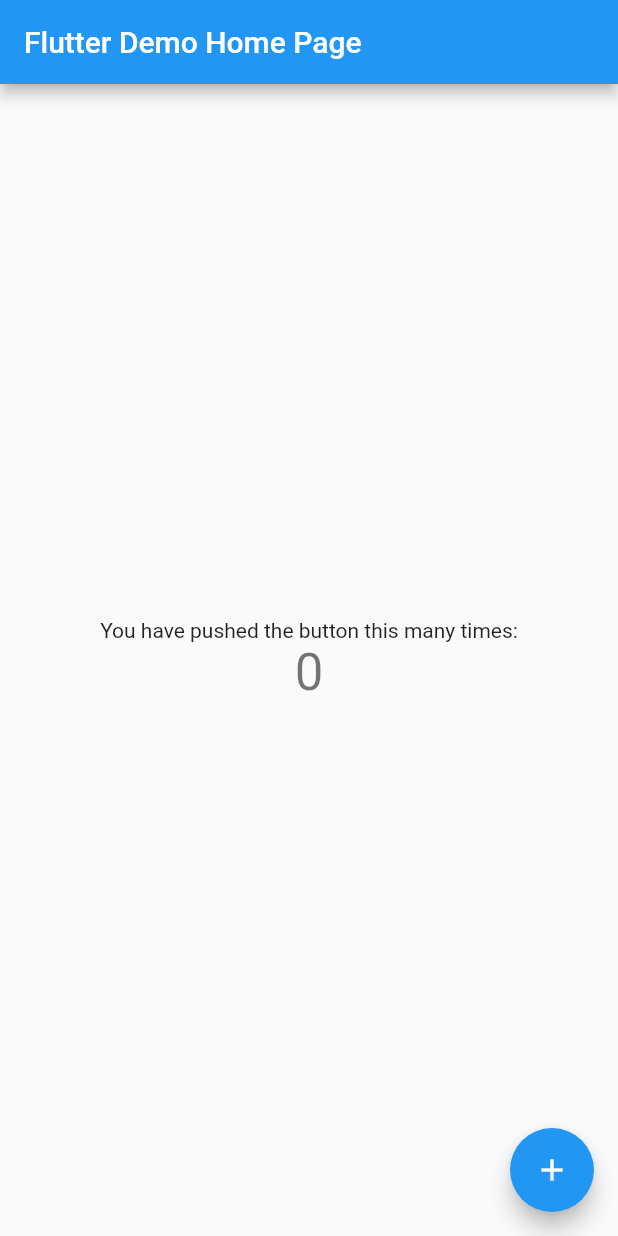
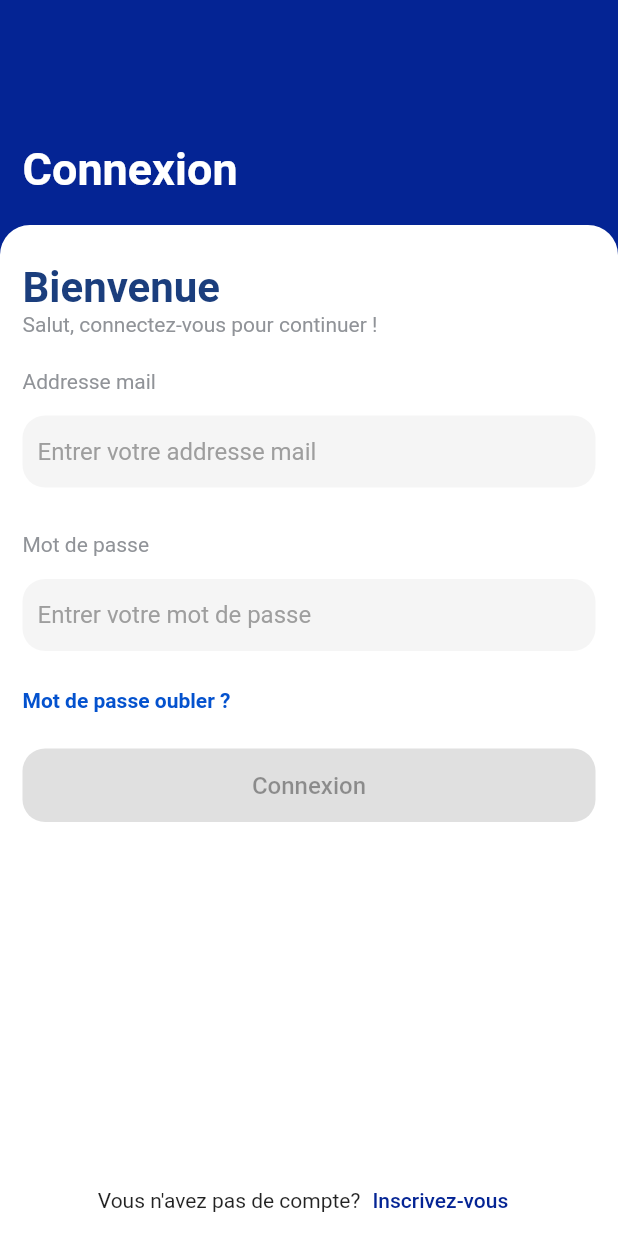
Before and after one commit to madison08/workers-app, a Flutter app: the screen it shows after launch, on a phone screen of 412 x 824 dp. Run offline on Flutter 3.47's test engine with Material 2 defaults, Android fonts, the phone set to English and light mode, and no system bars.

Commit message:
login screen

```diff
--- /dev/null
+++ b/lib/ColorManager.dart
@@ -0,0 +1,10 @@
+import 'package:flutter/widgets.dart';
+
+class ColorManager {
+  static const primaryColor = Color(0xFF0452ce);
+  static const secondColor = Color(0xFF1b3e7d);
+
+  static const violetColor = Color(0xFF042494);
+
+  static const greyColor = Color(0xFF909398);
+}
--- a/lib/main.dart
+++ b/lib/main.dart
@@ -1,4 +1,5 @@
 import 'package:flutter/material.dart';
+import 'package:workers/screens/auth/login_screen.dart';
 
 void main() {
   runApp(const MyApp());
@@ -7,109 +8,18 @@
 class MyApp extends StatelessWidget {
   const MyApp({Key? key}) : super(key: key);
 
-  // This widget is the root of your application.
   @override
   Widget build(BuildContext context) {
     return MaterialApp(
       title: 'Flutter Demo',
       theme: ThemeData(
-        // This is the theme of your application.
-        //
-        // Try running your application with "flutter run". You'll see the
-        // application has a blue toolbar. Then, without quitting the app, try
-        // changing the primarySwatch below to Colors.green and then invoke
-        // "hot reload" (press "r" in the console where you ran "flutter run",
-        // or simply save your changes to "hot reload" in a Flutter IDE).
-        // Notice that the counter didn't reset back to zero; the application
-        // is not restarted.
+        scaffoldBackgroundColor: Colors.white,
         primarySwatch: Colors.blue,
       ),
-      home: const MyHomePage(title: 'Flutter Demo Home Page'),
+      // home: ,
+      routes: {
+        '/': (context) => LoginScreen(),
+      },
     );
   }
 }
-
-class MyHomePage extends StatefulWidget {
-  const MyHomePage({Key? key, required this.title}) : super(key: key);
-
-  // This widget is the home page of your application. It is stateful, meaning
-  // that it has a State object (defined below) that contains fields that affect
-  // how it looks.
-
-  // This class is the configuration for the state. It holds the values (in this
-  // case the title) provided by the parent (in this case the App widget) and
-  // used by the build method of the State. Fields in a Widget subclass are
-  // always marked "final".
-
-  final String title;
-
-  @override
-  State<MyHomePage> createState() => _MyHomePageState();
-}
-
-class _MyHomePageState extends State<MyHomePage> {
-  int _counter = 0;
-
-  void _incrementCounter() {
-    setState(() {
-      // This call to setState tells the Flutter framework that something has
-      // changed in this State, which causes it to rerun the build method below
-      // so that the display can reflect the updated values. If we changed
-      // _counter without calling setState(), then the build method would not be
-      // called again, and so nothing would appear to happen.
-      _counter++;
-    });
-  }
-
-  @override
-  Widget build(BuildContext context) {
-    // This method is rerun every time setState is called, for instance as done
-    // by the _incrementCounter method above.
-    //
-    // The Flutter framework has been optimized to make rerunning build methods
-    // fast, so that you can just rebuild anything that needs updating rather
-    // than having to individually change instances of widgets.
-    return Scaffold(
-      appBar: AppBar(
-        // Here we take the value from the MyHomePage object that was created by
-        // the App.build method, and use it to set our appbar title.
-        title: Text(widget.title),
-      ),
-      body: Center(
-        // Center is a layout widget. It takes a single child and positions it
-        // in the middle of the parent.
-        child: Column(
-          // Column is also a layout widget. It takes a list of children and
-          // arranges them vertically. By default, it sizes itself to fit its
-          // children horizontally, and tries to be as tall as its parent.
-          //
-          // Invoke "debug painting" (press "p" in the console, choose the
-          // "Toggle Debug Paint" action from the Flutter Inspector in Android
-          // Studio, or the "Toggle Debug Paint" command in Visual Studio Code)
-          // to see the wireframe for each widget.
-          //
-          // Column has various properties to control how it sizes itself and
-          // how it positions its children. Here we use mainAxisAlignment to
-          // center the children vertically; the main axis here is the vertical
-          // axis because Columns are vertical (the cross axis would be
-          // horizontal).
-          mainAxisAlignment: MainAxisAlignment.center,
-          children: <Widget>[
-            const Text(
-              'You have pushed the button this many times:',
-            ),
-            Text(
-              '$_counter',
-              style: Theme.of(context).textTheme.headline4,
-            ),
-          ],
-        ),
-      ),
-      floatingActionButton: FloatingActionButton(
-        onPressed: _incrementCounter,
-        tooltip: 'Increment',
-        child: const Icon(Icons.add),
-      ), // This trailing comma makes auto-formatting nicer for build methods.
-    );
-  }
-}
--- /dev/null
+++ b/lib/screens/auth/login_screen.dart
@@ -0,0 +1,206 @@
+// ignore_for_file: prefer_const_constructors
+
+import 'dart:ui';
+
+import 'package:flutter/material.dart';
+import 'package:flutter/src/foundation/key.dart';
+import 'package:flutter/src/widgets/framework.dart';
+import 'package:workers/ColorManager.dart';
+import 'package:workers/widgets/Mytextfield.dart';
+
+class LoginScreen extends StatelessWidget {
+  const LoginScreen({Key? key}) : super(key: key);
+
+  @override
+  Widget build(BuildContext context) {
+    return Scaffold(
+      backgroundColor: ColorManager.violetColor,
+      body: Column(
+        children: <Widget>[
+          Container(
+            height: 150.0,
+            width: double.infinity,
+            child: Container(
+              margin: EdgeInsets.symmetric(horizontal: 15.0),
+              child: Column(
+                mainAxisAlignment: MainAxisAlignment.end,
+                crossAxisAlignment: CrossAxisAlignment.start,
+                children: [
+                  Text(
+                    "Connexion",
+                    style: TextStyle(
+                      color: Colors.white,
+                      fontWeight: FontWeight.bold,
+                      fontSize: 30.0,
+                    ),
+                  ),
+                  SizedBox(
+                    height: 20.0,
+                  ),
+                ],
+              ),
+            ),
+          ),
+          Expanded(
+            child: Container(
+              decoration: BoxDecoration(
+                color: Colors.white,
+                borderRadius: BorderRadius.only(
+                  topLeft: Radius.circular(20.0),
+                  topRight: Radius.circular(20.0),
+                ),
+              ),
+              width: double.infinity,
+              child: Column(
+                crossAxisAlignment: CrossAxisAlignment.start,
+                children: <Widget>[
+                  Expanded(
+                      child: Column(
+                    crossAxisAlignment: CrossAxisAlignment.start,
+                    children: <Widget>[
+                      SizedBox(
+                        height: 25.0,
+                      ),
+                      Container(
+                        margin: EdgeInsets.symmetric(
+                          horizontal: 15.0,
+                        ),
+                        child: Text(
+                          "Bienvenue",
+                          style: TextStyle(
+                            color: ColorManager.secondColor,
+                            fontSize: 28.0,
+                            fontWeight: FontWeight.bold,
+                          ),
+                        ),
+                      ),
+                      Container(
+                        margin: EdgeInsets.symmetric(
+                          horizontal: 15.0,
+                        ),
+                        child: Text(
+                          "Salut, connectez-vous pour continuer !",
+                          style: TextStyle(
+                            color: ColorManager.greyColor,
+                            // fontSize:
+                          ),
+                        ),
+                      ),
+                      SizedBox(
+                        height: 22.0,
+                      ),
+                      Container(
+                        margin: EdgeInsets.symmetric(horizontal: 15.0),
+                        child: Text(
+                          "Addresse mail",
+                          style: TextStyle(
+                            color: ColorManager.greyColor,
+                          ),
+                        ),
+                      ),
+                      SizedBox(
+                        height: 15.0,
+                      ),
+                      Container(
+                        margin: EdgeInsets.symmetric(horizontal: 15.0),
+                        child: MyTextField(
+                          hintText: "Entrer votre addresse mail",
+                        ),
+                      ),
+                      SizedBox(
+                        height: 30.0,
+                      ),
+                      Container(
+                        margin: EdgeInsets.symmetric(horizontal: 15.0),
+                        child: Text(
+                          "Mot de passe",
+                          style: TextStyle(
+                            color: ColorManager.greyColor,
+                          ),
+                        ),
+                      ),
+                      SizedBox(
+                        height: 15.0,
+                      ),
+                      Container(
+                        margin: EdgeInsets.symmetric(horizontal: 15.0),
+                        child: MyTextField(
+                          hintText: "Entrer votre mot de passe",
+                        ),
+                      ),
+                      SizedBox(
+                        height: 25.0,
+                      ),
+                      Container(
+                        margin: EdgeInsets.symmetric(
+                          horizontal: 15.0,
+                        ),
+                        child: Text(
+                          "Mot de passe oubler ?",
+                          style: TextStyle(
+                            color: ColorManager.primaryColor,
+                            fontWeight: FontWeight.bold,
+                          ),
+                        ),
+                      ),
+                      SizedBox(
+                        height: 24.0,
+                      ),
+                      Container(
+                        margin: EdgeInsets.symmetric(
+                          horizontal: 15.0,
+                        ),
+                        child: SizedBox(
+                          width: double.infinity,
+                          child: ElevatedButton(
+                            style: ElevatedButton.styleFrom(
+                              padding: EdgeInsets.symmetric(
+                                horizontal: 5.0,
+                                vertical: 15.0,
+                              ),
+                              primary: ColorManager.violetColor,
+                              shape: RoundedRectangleBorder(
+                                borderRadius: BorderRadius.circular(15.0),
+                              ),
+                            ),
+                            onPressed: null,
+                            child: Text(
+                              "Connexion",
+                              style: TextStyle(
+                                fontSize: 16.0,
+                              ),
+                            ),
+                          ),
+                        ),
+                      ),
+                    ],
+                  )),
+                  Container(
+                    margin: EdgeInsets.symmetric(
+                      horizontal: 15.0,
+                    ),
+                    child: Row(
+                      mainAxisAlignment: MainAxisAlignment.center,
+                      children: <Widget>[
+                        Text("Vous n'avez pas de compte?"),
+                        TextButton(
+                          onPressed: () {},
+                          child: Text(
+                            "Inscrivez-vous",
+                            style: TextStyle(
+                              color: ColorManager.violetColor,
+                            ),
+                          ),
+                        )
+                      ],
+                    ),
+                  ),
+                ],
+              ),
+            ),
+          ),
+        ],
+      ),
+    );
+  }
+}
--- /dev/null
+++ b/lib/widgets/Mytextfield.dart
@@ -0,0 +1,48 @@
+import 'package:flutter/material.dart';
+
+class MyTextField extends StatelessWidget {
+  final String? hintText;
+
+  MyTextField({
+    required this.hintText,
+  });
+
+  @override
+  Widget build(BuildContext context) {
+    return TextField(
+      decoration: InputDecoration(
+        contentPadding: EdgeInsets.symmetric(horizontal: 10, vertical: 2),
+        fillColor: Colors.grey[100],
+        filled: true,
+        hintText: hintText,
+        hintStyle: TextStyle(
+          color: Colors.grey,
+        ),
+        border: OutlineInputBorder(
+          borderRadius: BorderRadius.circular(15.0),
+          borderSide: BorderSide(
+            color: Colors.grey,
+            width: 1.0,
+            style: BorderStyle.none,
+          ),
+        ),
+        focusedBorder: OutlineInputBorder(
+          borderRadius: BorderRadius.circular(15.0),
+          borderSide: BorderSide(
+            color: Colors.grey,
+            width: 1.0,
+            style: BorderStyle.none,
+          ),
+        ),
+        enabledBorder: OutlineInputBorder(
+          borderRadius: BorderRadius.circular(15.0),
+          borderSide: BorderSide(
+            color: Colors.grey,
+            width: 1.0,
+            style: BorderStyle.none,
+          ),
+        ),
+      ),
+    );
+  }
+}
```
